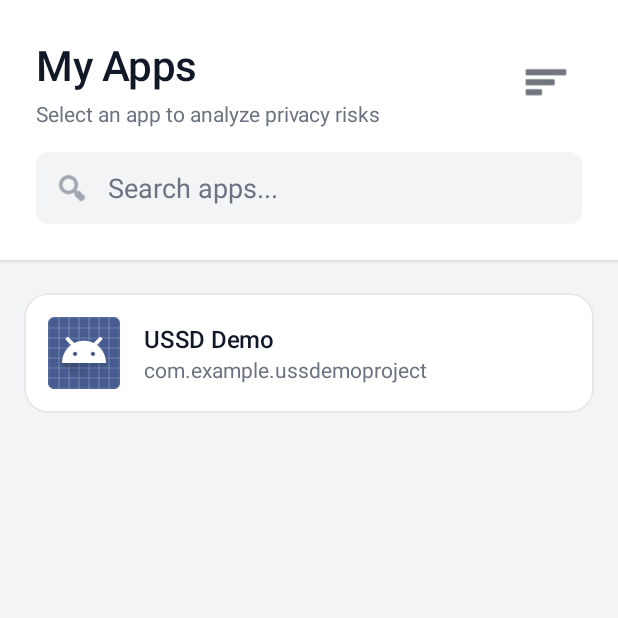
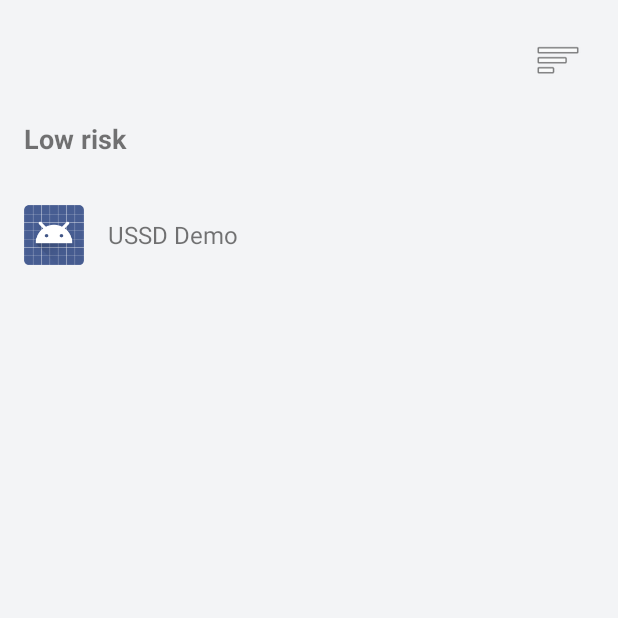
Before and after one commit to palak-b19/Cache-Me-If-You-Can-, an Android app: the screen it shows after launch (AppListActivity), on a phone screen of 412 x 824 dp, the top half of it. Run offline under Robolectric (Android 15) with nearby library versions, the phone set to English and light mode, and no system bars; libraries missing offline, so code that uses them is left out: ai.onnxruntime.genai.

Commit message:
grouping apps by risk

```diff
--- a/app/src/main/java/com/example/ussdemoproject/models/AppInfo.kt
+++ b/app/src/main/java/com/example/ussdemoproject/models/AppInfo.kt
@@ -1,10 +1,15 @@
 package com.example.ussdemoproject.models
 
 import android.graphics.drawable.Drawable
+import com.example.ussdemoproject.ai.RiskLevel
 
 data class AppInfo(
     val appName: String,
     val packageName: String,
     val icon: Drawable,
-    val permissions: List<String>? = null
+    val permissions: List<String>? = null,
+    var riskScore: Int? = null,
+    var riskLevel: RiskLevel? = null,
+    var summary: String? = null,
+    var generatedAt: Long? = null
 )
--- a/app/src/main/java/com/example/ussdemoproject/ui/AppListActivity.kt
+++ b/app/src/main/java/com/example/ussdemoproject/ui/AppListActivity.kt
@@ -4,21 +4,27 @@ import android.content.Context
 import android.content.SharedPreferences
 import android.content.pm.PackageManager
 import android.os.Bundle
-import android.text.Editable
-import android.text.TextWatcher
 import androidx.appcompat.app.AppCompatActivity
 import androidx.appcompat.app.AppCompatDelegate
+import androidx.core.view.isVisible
+import androidx.lifecycle.lifecycleScope
 import androidx.recyclerview.widget.LinearLayoutManager
+import com.example.ussdemoproject.ai.PermissionInsightEngine
+import com.example.ussdemoproject.ai.PermissionInsightResult
 import com.example.ussdemoproject.databinding.ActivityAppListBinding
 import com.example.ussdemoproject.models.AppInfo
-import com.example.ussdemoproject.ui.adapters.AppListAdapter
+import com.example.ussdemoproject.ui.adapters.RiskGroupedAppListAdapter
+import kotlinx.coroutines.Dispatchers
+import kotlinx.coroutines.launch
+import kotlinx.coroutines.withContext
 
 class AppListActivity : AppCompatActivity() {
 
     private lateinit var binding: ActivityAppListBinding
-    private lateinit var adapter: AppListAdapter
+    private lateinit var adapter: RiskGroupedAppListAdapter
     private lateinit var prefs: SharedPreferences
     private var allApps: List<AppInfo> = emptyList()
+    private val insightEngine by lazy { PermissionInsightEngine(this) }
 
     override fun onCreate(savedInstanceState: Bundle?) {
         prefs = getSharedPreferences("app_prefs", Context.MODE_PRIVATE)
@@ -31,7 +37,6 @@ class AppListActivity : AppCompatActivity() {
         setupThemeToggle()
         setupRecyclerView()
         loadApps()
-        setupSearch()
     }
 
     // -----------------------------------------------------------
@@ -74,11 +79,13 @@ class AppListActivity : AppCompatActivity() {
     // -----------------------------------------------------------
     private fun setupRecyclerView() {
         binding.recyclerView.layoutManager = LinearLayoutManager(this)
-        adapter = AppListAdapter(this, emptyList())
+        adapter = RiskGroupedAppListAdapter(this, emptyList())
         binding.recyclerView.adapter = adapter
     }
 
     private fun loadApps() {
+        binding.progressBar.isVisible = true
+        lifecycleScope.launch(Dispatchers.IO) {
             val pm = packageManager
 
             allApps = pm.getInstalledApplications(PackageManager.GET_META_DATA)
@@ -98,31 +105,34 @@ class AppListActivity : AppCompatActivity() {
                 }
                 .sortedBy { it.appName.lowercase() }
 
+            withContext(Dispatchers.Main) {
+                adapter.updateData(allApps)
+                binding.progressBar.isVisible = false
+                startInsightAnalysis()
+            }
+        }
+    }
+
+    private fun startInsightAnalysis() {
+        lifecycleScope.launch(Dispatchers.IO) {
+            allApps.forEach { appInfo ->
+                val result = insightEngine.analyze(
+                    appName = appInfo.appName,
+                    packageName = appInfo.packageName,
+                    permissions = appInfo.permissions ?: emptyList()
+                )
+
+                if (result is PermissionInsightResult.Success) {
+                    appInfo.riskScore = result.insight.riskScore
+                    appInfo.riskLevel = result.insight.riskLevel
+                    appInfo.summary = result.insight.summary
+                    appInfo.generatedAt = result.insight.generatedAt
+
+                    withContext(Dispatchers.Main) {
                         adapter.updateData(allApps)
                     }
-
-    // -----------------------------------------------------------
-    // SEARCH LOGIC
-    // -----------------------------------------------------------
-    private fun setupSearch() {
-        binding.searchBar.addTextChangedListener(object : TextWatcher {
-            override fun beforeTextChanged(s: CharSequence?, start: Int, count: Int, after: Int) {}
-            override fun onTextChanged(s: CharSequence?, start: Int, before: Int, count: Int) {
-                filterApps(s.toString())
-            }
-            override fun afterTextChanged(s: Editable?) {}
-        })
-    }
-
-    private fun filterApps(query: String) {
-        val filtered = if (query.isBlank()) {
-            allApps
-        } else {
-            allApps.filter {
-                it.appName.contains(query, ignoreCase = true) ||
-                        it.packageName.contains(query, ignoreCase = true)
                 }
             }
-        adapter.updateData(filtered)
         }
     }
+}
--- a/app/src/main/res/layout/activity_app_list.xml
+++ b/app/src/main/res/layout/activity_app_list.xml
@@ -1,105 +1,34 @@
 <?xml version="1.0" encoding="utf-8"?>
-<LinearLayout xmlns:android="http://schemas.android.com/apk/res/android"
-    xmlns:app="http://schemas.android.com/apk/res-auto"
+<RelativeLayout xmlns:android="http://schemas.android.com/apk/res/android"
+    xmlns:tools="http://schemas.android.com/tools"
     android:layout_width="match_parent"
     android:layout_height="match_parent"
-    android:orientation="vertical"
-    android:background="@color/background">
+    tools:context=".ui.AppListActivity">
 
-    <!-- HEADER -->
-
-    <LinearLayout
-        android:layout_width="match_parent"
-        android:layout_height="wrap_content"
-        android:padding="24dp"
-        android:orientation="vertical"
-        android:background="@color/surface"
-        android:elevation="2dp">
-
-        <LinearLayout
-            android:layout_width="match_parent"
-            android:layout_height="wrap_content"
-            android:orientation="horizontal"
-            android:gravity="center_vertical">
-
-            <LinearLayout
-                android:layout_width="0dp"
-                android:layout_height="wrap_content"
-                android:layout_weight="1"
-                android:orientation="vertical">
-
-                <TextView
-                    android:text="My Apps"
-                    style="@style/TextTitle"
-                    android:textSize="28sp"
-                    android:layout_width="wrap_content"
-                    android:layout_height="wrap_content" />
-
-                <TextView
-                    android:text="Select an app to analyze privacy risks"
-                    style="@style/TextSubtitle"
-                    android:layout_marginTop="4dp"
-                    android:layout_width="wrap_content"
-                    android:layout_height="wrap_content" />
-            </LinearLayout>
-
-            <ImageButton
-                android:id="@+id/themeToggleBtn"
-                android:layout_width="48dp"
-                android:layout_height="48dp"
-                android:contentDescription="Toggle Theme"
-                android:background="?attr/selectableItemBackgroundBorderless"
-                android:src="@android:drawable/ic_menu_day"
-                app:tint="@color/text_primary" />
-        </LinearLayout>
-
-        <!-- SEARCH BAR -->
-
-        <com.google.android.material.card.MaterialCardView
-            android:layout_width="match_parent"
-            android:layout_height="wrap_content"
-            android:layout_marginTop="16dp"
-            app:cardCornerRadius="8dp"
-            app:cardElevation="0dp"
-            app:cardBackgroundColor="@color/background">
-
-            <LinearLayout
-                android:paddingHorizontal="12dp"
-                android:gravity="center_vertical"
-                android:layout_width="match_parent"
-                android:layout_height="wrap_content">
-
-                <ImageView
-                    android:layout_width="24dp"
-                    android:layout_height="24dp"
-                    android:src="@android:drawable/ic_menu_search"
-                    app:tint="@color/text_secondary" />
-
-                <EditText
-                    android:id="@+id/searchBar"
-                    android:layout_width="match_parent"
-                    android:layout_height="48dp"
-                    android:background="@null"
-                    android:hint="Search apps..."
-                    android:textColor="@color/text_primary"
-                    android:textColorHint="@color/text_secondary"
-                    android:paddingStart="12dp"
-                    android:maxLines="1"
-                    android:inputType="text"
-                    android:imeOptions="actionSearch" />
-            </LinearLayout>
-
-        </com.google.android.material.card.MaterialCardView>
-    </LinearLayout>
-
-    <!-- LIST -->
+    <ImageButton
+        android:id="@+id/theme_toggle_btn"
+        android:layout_width="48dp"
+        android:layout_height="48dp"
+        android:layout_alignParentTop="true"
+        android:layout_alignParentEnd="true"
+        android:layout_marginTop="16dp"
+        android:layout_marginEnd="16dp"
+        android:background="?attr/selectableItemBackgroundBorderless"
+        android:contentDescription="@string/toggle_theme"
+        tools:src="@android:drawable/ic_menu_sort_by_size" />
 
     <androidx.recyclerview.widget.RecyclerView
-        android:id="@+id/recyclerView"
+        android:id="@+id/recycler_view"
         android:layout_width="match_parent"
         android:layout_height="match_parent"
-        android:paddingTop="16dp"
-        android:paddingBottom="16dp"
-        android:clipToPadding="false" />
+        android:layout_below="@id/theme_toggle_btn" />
 
-</LinearLayout>
+    <ProgressBar
+        android:id="@+id/progress_bar"
+        android:layout_width="wrap_content"
+        android:layout_height="wrap_content"
+        android:layout_centerInParent="true"
+        android:visibility="gone"
+        tools:visibility="visible" />
+
+</RelativeLayout>
--- a/app/src/main/res/values/strings.xml
+++ b/app/src/main/res/values/strings.xml
@@ -18,6 +18,7 @@
     <string name="permissions_section_title">Permissions</string>
     <string name="manage_permissions_cta">Manage Permissions</string>
     <string name="insight_cache_label">Cached</string>
+    <string name="toggle_theme">Toggle theme</string>
     <string name="tinyllama_model_missing">TinyLlama model assets not found. Place TinyLlama-1.1B Chat INT4 under app/src/main/assets/models/tinyllama/.</string>
     <string name="tinyllama_tokenizer_missing">TinyLlama tokenizer JSON missing. Copy the tokenizer file beside the model asset.</string>
     <string name="tinyllama_runtime_error">Unable to initialize TinyLlama runtime.</string>
```
Lines whose indentation alone changed are shown as unchanged.
